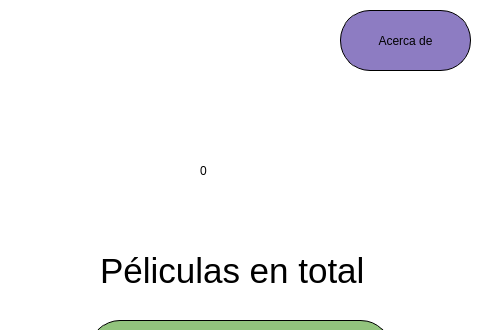
First picture: the form in Nucleo/Ventana_Principal.ui, repository iamchapita/Proyecto-AED, before the edit; both pictures show x 0 to 480 and y 0 to 330 of the 480 by 548 pixel window.
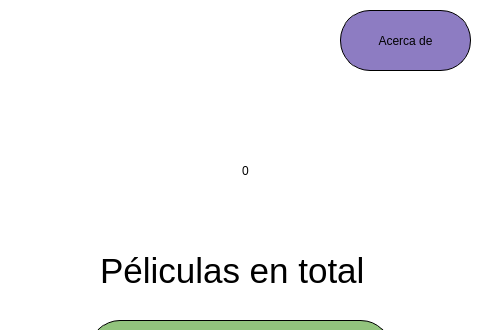
Second picture: the form after the edit. Icons and pictures are not drawn.

Commit message: Arreglo del centrado del label

Diff of the .ui file:
```diff
--- a/Nucleo/Ventana_Principal.ui
+++ b/Nucleo/Ventana_Principal.ui
@@ -113,7 +113,7 @@
    <widget class="QLabel" name="Numero_label">
     <property name="geometry">
      <rect>
-      <x>200</x>
+      <x>180</x>
       <y>120</y>
       <width>131</width>
       <height>101</height>
@@ -130,6 +130,9 @@
     <property name="scaledContents">
      <bool>false</bool>
     </property>
+    <property name="alignment">
+     <set>Qt::AlignCenter</set>
+    </property>
    </widget>
    <widget class="QPushButton" name="Ver_y_editar_button">
     <property name="geometry">
```
